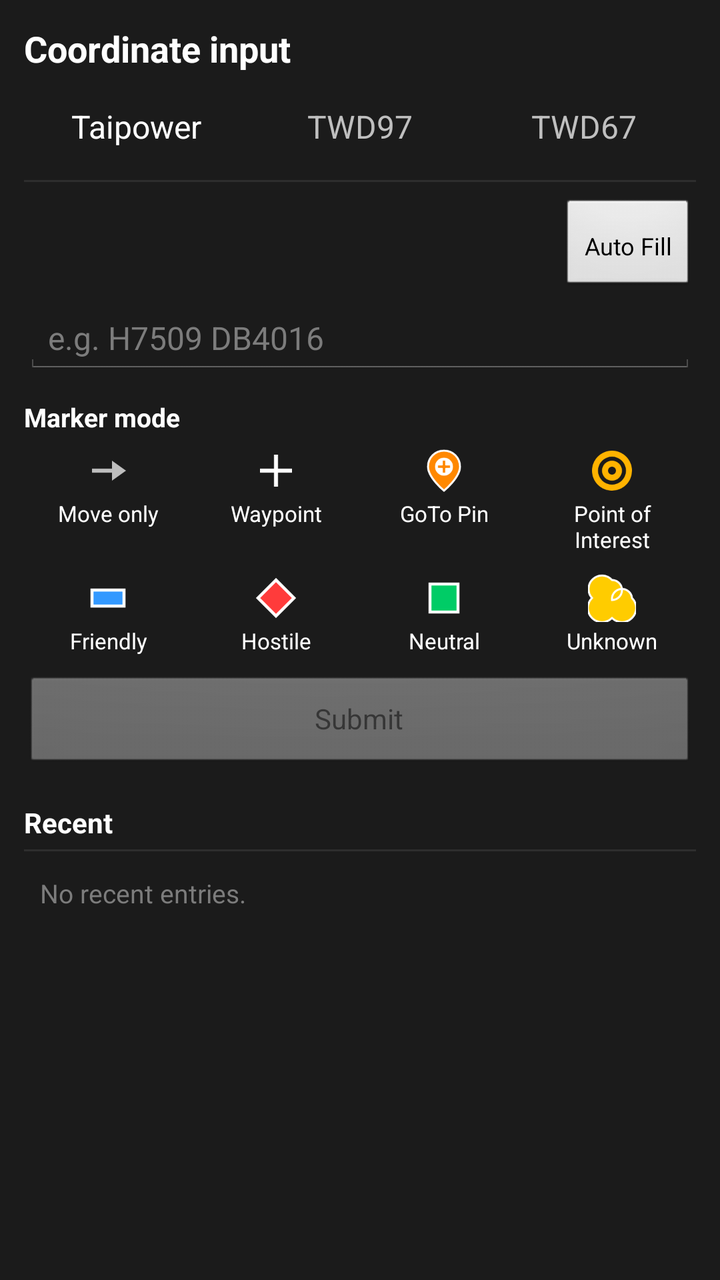
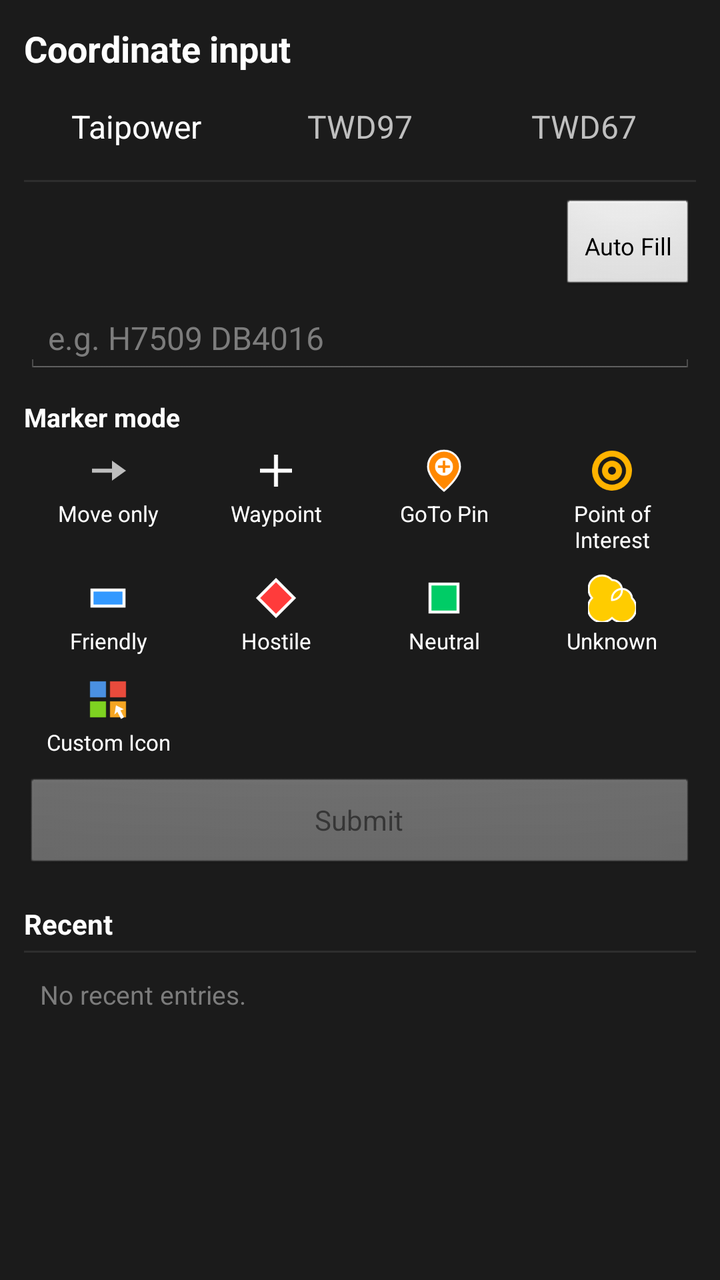

An Android layout rendered at two revisions. The XML below is the earlier revision; the diff shows what the commit changed to produce the second picture.
<!-- AndroidManifest.xml: application theme AppTheme -->
<!-- res/layout/tw_coord_goto.xml -->
<?xml version="1.0" encoding="utf-8"?>
<LinearLayout xmlns:android="http://schemas.android.com/apk/res/android"
    android:id="@+id/goto_root"
    android:layout_width="match_parent"
    android:layout_height="match_parent"
    android:orientation="vertical"
    android:padding="12dp"
    android:background="#1B1B1B">

    <TextView
        android:id="@+id/goto_title"
        android:layout_width="match_parent"
        android:layout_height="wrap_content"
        android:text="@string/goto_title"
        android:textColor="#FFFFFF"
        android:textSize="18sp"
        android:textStyle="bold"
        android:paddingBottom="8dp"/>

    
    <RadioGroup
        android:id="@+id/goto_tabs"
        android:layout_width="match_parent"
        android:layout_height="wrap_content"
        android:orientation="horizontal"
        android:layout_marginBottom="8dp">

        <RadioButton
            android:id="@+id/goto_tab_taipower"
            android:layout_width="0dp"
            android:layout_height="wrap_content"
            android:layout_weight="1"
            android:text="@string/goto_tab_taipower"
            android:textColor="#FFFFFF"
            android:button="@null"
            android:gravity="center"
            android:background="?android:attr/selectableItemBackground"
            android:padding="8dp"
            android:checked="true"/>

        <RadioButton
            android:id="@+id/goto_tab_twd97"
            android:layout_width="0dp"
            android:layout_height="wrap_content"
            android:layout_weight="1"
            android:text="@string/goto_tab_twd97"
            android:textColor="#BFBFBF"
            android:button="@null"
            android:gravity="center"
            android:background="?android:attr/selectableItemBackground"
            android:padding="8dp"/>

        <RadioButton
            android:id="@+id/goto_tab_twd67"
            android:layout_width="0dp"
            android:layout_height="wrap_content"
            android:layout_weight="1"
            android:text="@string/goto_tab_twd67"
            android:textColor="#BFBFBF"
            android:button="@null"
            android:gravity="center"
            android:background="?android:attr/selectableItemBackground"
            android:padding="8dp"/>
    </RadioGroup>

    <View
        android:layout_width="match_parent"
        android:layout_height="1dp"
        android:background="#2E2E2E"
        android:layout_marginBottom="8dp"/>

    
    <LinearLayout
        android:id="@+id/goto_pane_taipower"
        android:layout_width="match_parent"
        android:layout_height="wrap_content"
        android:orientation="vertical"
        android:visibility="visible">

        <Button
            android:id="@+id/goto_autofill_taipower"
            android:layout_width="wrap_content"
            android:layout_height="wrap_content"
            android:layout_gravity="end"
            android:layout_marginBottom="4dp"
            android:minHeight="0dp"
            android:paddingTop="4dp"
            android:paddingBottom="4dp"
            android:paddingStart="12dp"
            android:paddingEnd="12dp"
            android:textSize="12sp"
            android:text="@string/goto_btn_autofill"/>

        <EditText
            android:id="@+id/goto_input_taipower"
            android:layout_width="match_parent"
            android:layout_height="wrap_content"
            android:hint="@string/goto_hint_taipower"
            android:textColor="#FFFFFF"
            android:textColorHint="#7C7C7C"
            android:textSize="16sp"
            android:inputType="textCapCharacters"
            android:maxLines="1"
            android:imeOptions="actionGo"
            android:backgroundTint="#FFFFFF"
            android:autofillHints="postalAddress"/>

        <TextView
            android:id="@+id/goto_error_taipower"
            android:layout_width="match_parent"
            android:layout_height="wrap_content"
            android:textColor="#FF8A80"
            android:textSize="13sp"
            android:paddingTop="4dp"
            android:visibility="gone"/>
    </LinearLayout>

    
    <LinearLayout
        android:id="@+id/goto_pane_twd97"
        android:layout_width="match_parent"
        android:layout_height="wrap_content"
        android:orientation="vertical"
        android:visibility="gone">

        <Button
            android:id="@+id/goto_autofill_twd97"
            android:layout_width="wrap_content"
            android:layout_height="wrap_content"
            android:layout_gravity="end"
            android:layout_marginBottom="4dp"
            android:minHeight="0dp"
            android:paddingTop="4dp"
            android:paddingBottom="4dp"
            android:paddingStart="12dp"
            android:paddingEnd="12dp"
            android:textSize="12sp"
            android:text="@string/goto_btn_autofill"/>

        <EditText
            android:id="@+id/goto_input_twd97_easting"
            android:layout_width="match_parent"
            android:layout_height="wrap_content"
            android:hint="@string/goto_hint_easting"
            android:textColor="#FFFFFF"
            android:textColorHint="#7C7C7C"
            android:textSize="16sp"
            android:inputType="number"
            android:maxLines="1"
            android:backgroundTint="#FFFFFF"
            android:autofillHints="postalAddress"/>

        <EditText
            android:id="@+id/goto_input_twd97_northing"
            android:layout_width="match_parent"
            android:layout_height="wrap_content"
            android:layout_marginTop="6dp"
            android:hint="@string/goto_hint_northing"
            android:textColor="#FFFFFF"
            android:textColorHint="#7C7C7C"
            android:textSize="16sp"
            android:inputType="number"
            android:maxLines="1"
            android:backgroundTint="#FFFFFF"
            android:autofillHints="postalAddress"/>

        <TextView
            android:layout_width="match_parent"
            android:layout_height="wrap_content"
            android:layout_marginTop="6dp"
            android:text="@string/goto_zone_label"
            android:textColor="#BFBFBF"
            android:textSize="13sp"/>

        <RadioGroup
            android:id="@+id/goto_zone_twd97"
            android:layout_width="match_parent"
            android:layout_height="wrap_content"
            android:orientation="horizontal">
            <RadioButton
                android:id="@+id/goto_zone_twd97_121"
                android:layout_width="0dp"
                android:layout_height="wrap_content"
                android:layout_weight="1"
                android:text="@string/goto_zone_121"
                android:textColor="#FFFFFF"
                android:checked="true"/>
            <RadioButton
                android:id="@+id/goto_zone_twd97_119"
                android:layout_width="0dp"
                android:layout_height="wrap_content"
                android:layout_weight="1"
                android:text="@string/goto_zone_119"
                android:textColor="#FFFFFF"/>
        </RadioGroup>

        <TextView
            android:id="@+id/goto_advisory_twd97"
            android:layout_width="match_parent"
            android:layout_height="wrap_content"
            android:layout_marginTop="4dp"
            android:text="@string/goto_outer_island_advisory"
            android:textColor="#FFB74D"
            android:textSize="12sp"
            android:visibility="gone"/>

        <TextView
            android:id="@+id/goto_error_twd97"
            android:layout_width="match_parent"
            android:layout_height="wrap_content"
            android:textColor="#FF8A80"
            android:textSize="13sp"
            android:paddingTop="4dp"
            android:visibility="gone"/>
    </LinearLayout>

    
    <LinearLayout
        android:id="@+id/goto_pane_twd67"
        android:layout_width="match_parent"
        android:layout_height="wrap_content"
        android:orientation="vertical"
        android:visibility="gone">

        <Button
            android:id="@+id/goto_autofill_twd67"
            android:layout_width="wrap_content"
            android:layout_height="wrap_content"
            android:layout_gravity="end"
            android:layout_marginBottom="4dp"
            android:minHeight="0dp"
            android:paddingTop="4dp"
            android:paddingBottom="4dp"
            android:paddingStart="12dp"
            android:paddingEnd="12dp"
            android:textSize="12sp"
            android:text="@string/goto_btn_autofill"/>

        <EditText
            android:id="@+id/goto_input_twd67_easting"
            android:layout_width="match_parent"
            android:layout_height="wrap_content"
            android:hint="@string/goto_hint_easting"
            android:textColor="#FFFFFF"
            android:textColorHint="#7C7C7C"
            android:textSize="16sp"
            android:inputType="number"
            android:maxLines="1"
            android:backgroundTint="#FFFFFF"
            android:autofillHints="postalAddress"/>

        <EditText
            android:id="@+id/goto_input_twd67_northing"
            android:layout_width="match_parent"
            android:layout_height="wrap_content"
            android:layout_marginTop="6dp"
            android:hint="@string/goto_hint_northing"
            android:textColor="#FFFFFF"
            android:textColorHint="#7C7C7C"
            android:textSize="16sp"
            android:inputType="number"
            android:maxLines="1"
            android:backgroundTint="#FFFFFF"
            android:autofillHints="postalAddress"/>

        <TextView
            android:layout_width="match_parent"
            android:layout_height="wrap_content"
            android:layout_marginTop="6dp"
            android:text="@string/goto_zone_label"
            android:textColor="#BFBFBF"
            android:textSize="13sp"/>

        <RadioGroup
            android:id="@+id/goto_zone_twd67"
            android:layout_width="match_parent"
            android:layout_height="wrap_content"
            android:orientation="horizontal">
            <RadioButton
                android:id="@+id/goto_zone_twd67_121"
                android:layout_width="0dp"
                android:layout_height="wrap_content"
                android:layout_weight="1"
                android:text="@string/goto_zone_121"
                android:textColor="#FFFFFF"
                android:checked="true"/>
            <RadioButton
                android:id="@+id/goto_zone_twd67_119"
                android:layout_width="0dp"
                android:layout_height="wrap_content"
                android:layout_weight="1"
                android:text="@string/goto_zone_119"
                android:textColor="#FFFFFF"/>
        </RadioGroup>

        <TextView
            android:id="@+id/goto_advisory_twd67"
            android:layout_width="match_parent"
            android:layout_height="wrap_content"
            android:layout_marginTop="4dp"
            android:text="@string/goto_outer_island_advisory"
            android:textColor="#FFB74D"
            android:textSize="12sp"
            android:visibility="gone"/>

        <TextView
            android:id="@+id/goto_error_twd67"
            android:layout_width="match_parent"
            android:layout_height="wrap_content"
            android:textColor="#FF8A80"
            android:textSize="13sp"
            android:paddingTop="4dp"
            android:visibility="gone"/>
    </LinearLayout>

    
    <TextView
        android:id="@+id/goto_marker_mode_header"
        android:layout_width="match_parent"
        android:layout_height="wrap_content"
        android:layout_marginTop="12dp"
        android:text="@string/goto_marker_mode_header"
        android:textColor="#FFFFFF"
        android:textSize="13sp"
        android:textStyle="bold"/>

    <LinearLayout
        android:layout_width="match_parent"
        android:layout_height="wrap_content"
        android:orientation="horizontal"
        android:layout_marginTop="2dp">
        <RadioButton
            android:id="@+id/goto_mode_move"
            android:layout_width="0dp"
            android:layout_height="wrap_content"
            android:layout_weight="1"
            android:text="@string/goto_mode_move"
            android:textColor="#FFFFFF"
            android:textSize="11sp"
            android:button="@null"
            android:drawableTop="@drawable/ic_marker_move"
            android:drawablePadding="2dp"
            android:gravity="center"
            android:padding="4dp"
            android:checked="true"/>
        <RadioButton
            android:id="@+id/goto_mode_waypoint"
            android:layout_width="0dp"
            android:layout_height="wrap_content"
            android:layout_weight="1"
            android:text="@string/goto_mode_waypoint"
            android:textColor="#FFFFFF"
            android:textSize="11sp"
            android:button="@null"
            android:drawableTop="@drawable/ic_marker_waypoint"
            android:drawablePadding="2dp"
            android:gravity="center"
            android:padding="4dp"/>
        <RadioButton
            android:id="@+id/goto_mode_mission"
            android:layout_width="0dp"
            android:layout_height="wrap_content"
            android:layout_weight="1"
            android:text="@string/goto_mode_mission"
            android:textColor="#FFFFFF"
            android:textSize="11sp"
            android:button="@null"
            android:drawableTop="@drawable/ic_marker_mission"
            android:drawablePadding="2dp"
            android:gravity="center"
            android:padding="4dp"/>
        <RadioButton
            android:id="@+id/goto_mode_spi"
            android:layout_width="0dp"
            android:layout_height="wrap_content"
            android:layout_weight="1"
            android:text="@string/goto_mode_spi"
            android:textColor="#FFFFFF"
            android:textSize="11sp"
            android:button="@null"
            android:drawableTop="@drawable/ic_marker_spi"
            android:drawablePadding="2dp"
            android:gravity="center"
            android:padding="4dp"/>
    </LinearLayout>

    <LinearLayout
        android:layout_width="match_parent"
        android:layout_height="wrap_content"
        android:orientation="horizontal"
        android:layout_marginTop="2dp">
        <RadioButton
            android:id="@+id/goto_mode_friendly"
            android:layout_width="0dp"
            android:layout_height="wrap_content"
            android:layout_weight="1"
            android:text="@string/goto_mode_friendly"
            android:textColor="#FFFFFF"
            android:textSize="11sp"
            android:button="@null"
            android:drawableTop="@drawable/ic_marker_friendly"
            android:drawablePadding="2dp"
            android:gravity="center"
            android:padding="4dp"/>
        <RadioButton
            android:id="@+id/goto_mode_hostile"
            android:layout_width="0dp"
            android:layout_height="wrap_content"
            android:layout_weight="1"
            android:text="@string/goto_mode_hostile"
            android:textColor="#FFFFFF"
            android:textSize="11sp"
            android:button="@null"
            android:drawableTop="@drawable/ic_marker_hostile"
            android:drawablePadding="2dp"
            android:gravity="center"
            android:padding="4dp"/>
        <RadioButton
            android:id="@+id/goto_mode_neutral"
            android:layout_width="0dp"
            android:layout_height="wrap_content"
            android:layout_weight="1"
            android:text="@string/goto_mode_neutral"
            android:textColor="#FFFFFF"
            android:textSize="11sp"
            android:button="@null"
            android:drawableTop="@drawable/ic_marker_neutral"
            android:drawablePadding="2dp"
            android:gravity="center"
            android:padding="4dp"/>
        <RadioButton
            android:id="@+id/goto_mode_unknown"
            android:layout_width="0dp"
            android:layout_height="wrap_content"
            android:layout_weight="1"
            android:text="@string/goto_mode_unknown"
            android:textColor="#FFFFFF"
            android:textSize="11sp"
            android:button="@null"
            android:drawableTop="@drawable/ic_marker_unknown"
            android:drawablePadding="2dp"
            android:gravity="center"
            android:padding="4dp"/>
    </LinearLayout>

    
    <Button
        android:id="@+id/goto_btn_submit"
        android:layout_width="match_parent"
        android:layout_height="wrap_content"
        android:layout_marginTop="6dp"
        android:text="@string/goto_btn_submit"
        android:enabled="false"/>

    
    <LinearLayout
        android:id="@+id/goto_recent_section"
        android:layout_width="match_parent"
        android:layout_height="wrap_content"
        android:orientation="vertical"
        android:layout_marginTop="16dp">

        <TextView
            android:id="@+id/goto_recent_header"
            android:layout_width="match_parent"
            android:layout_height="wrap_content"
            android:text="@string/goto_recent_header"
            android:textColor="#FFFFFF"
            android:textSize="14sp"
            android:textStyle="bold"/>

        <View
            android:layout_width="match_parent"
            android:layout_height="1dp"
            android:background="#2E2E2E"
            android:layout_marginTop="4dp"
            android:layout_marginBottom="4dp"/>

        <TextView
            android:id="@+id/goto_recent_empty"
            android:layout_width="match_parent"
            android:layout_height="wrap_content"
            android:text="@string/goto_recent_empty"
            android:textColor="#7C7C7C"
            android:textSize="13sp"
            android:padding="8dp"/>

        <LinearLayout
            android:id="@+id/goto_recent_list"
            android:layout_width="match_parent"
            android:layout_height="wrap_content"
            android:orientation="vertical"/>
    </LinearLayout>

</LinearLayout>
<!-- resources referenced by this layout -->
<resources>
  <!-- drawable ic_marker_move (drawable) -->
  <?xml version="1.0" encoding="utf-8"?>
  <vector xmlns:android="http://schemas.android.com/apk/res/android"
      android:width="24dp"
      android:height="24dp"
      android:viewportWidth="24"
      android:viewportHeight="24">
      <path
          android:fillColor="#BFBFBF"
          android:pathData="M4,11 L14,11 L14,7 L21,12 L14,17 L14,13 L4,13 Z"/>
  </vector>
  <!-- drawable ic_marker_neutral (drawable) -->
  <?xml version="1.0" encoding="utf-8"?>
  <vector xmlns:android="http://schemas.android.com/apk/res/android"
      android:width="24dp"
      android:height="24dp"
      android:viewportWidth="24"
      android:viewportHeight="24">
      <path
          android:fillColor="#00CC66"
          android:strokeColor="#FFFFFF"
          android:strokeWidth="1.5"
          android:pathData="M5,5 L19,5 L19,19 L5,19 Z"/>
  </vector>
  <!-- drawable ic_marker_waypoint (drawable) -->
  <?xml version="1.0" encoding="utf-8"?>
  <vector xmlns:android="http://schemas.android.com/apk/res/android"
      android:width="24dp"
      android:height="24dp"
      android:viewportWidth="24"
      android:viewportHeight="24">
      <path
          android:fillColor="#FFFFFF"
          android:pathData="M11,4 L13,4 L13,11 L20,11 L20,13 L13,13 L13,20 L11,20 L11,13 L4,13 L4,11 L11,11 Z"/>
  </vector>
  <string name="goto_btn_autofill">Auto Fill</string>
  <string name="goto_btn_submit">Submit</string>
  <string name="goto_hint_easting">Easting (m)</string>
  <string name="goto_hint_northing">Northing (m)</string>
  <string name="goto_hint_taipower">e.g. H7509 DB4016</string>
  <string name="goto_marker_mode_header">Marker mode</string>
  <string name="goto_mode_friendly">Friendly</string>
  <string name="goto_mode_hostile">Hostile</string>
  <string name="goto_mode_mission">GoTo Pin</string>
  <string name="goto_mode_move">Move only</string>
  <string name="goto_mode_neutral">Neutral</string>
  <string name="goto_mode_spi">Point of Interest</string>
  <string name="goto_mode_unknown">Unknown</string>
  <string name="goto_mode_waypoint">Waypoint</string>
  <string name="goto_outer_island_advisory">Outer-island accuracy: ±10–20 m vs the official 7-parameter datum shift.</string>
  <string name="goto_recent_empty">No recent entries.</string>
  <string name="goto_recent_header">Recent</string>
  <string name="goto_tab_taipower">Taipower</string>
  <string name="goto_tab_twd67">TWD67</string>
  <string name="goto_tab_twd97">TWD97</string>
  <string name="goto_title">Coordinate input</string>
  <string name="goto_zone_119">119 (outer island)</string>
  <string name="goto_zone_121">121 (main island)</string>
  <string name="goto_zone_label">Zone</string>
  <style name="AppTheme" parent="@android:style/Theme.Holo">
          <item name="android:buttonStyle">@android:style/Widget.Button</item>
          <item name="android:imageButtonStyle">@android:style/Widget.Button</item>
          <item name="android:buttonStyleToggle">@android:style/Widget.Button</item>
      </style>
  <!-- unchanged entries left out for length: 5 -->
</resources>

<!-- the commit's change to res/layout/tw_coord_goto.xml (unified diff, before → after) -->
@@ -444,6 +444,73 @@
     </LinearLayout>
 
     
+    <LinearLayout
+        android:layout_width="match_parent"
+        android:layout_height="wrap_content"
+        android:orientation="horizontal"
+        android:layout_marginTop="2dp">
+        <RadioButton
+            android:id="@+id/goto_mode_custom_icon"
+            android:layout_width="0dp"
+            android:layout_height="wrap_content"
+            android:layout_weight="1"
+            android:text="@string/goto_mode_custom_icon"
+            android:textColor="#FFFFFF"
+            android:textSize="11sp"
+            android:button="@null"
+            android:drawableTop="@drawable/ic_marker_custom_icon"
+            android:drawablePadding="2dp"
+            android:gravity="center"
+            android:padding="4dp"
+            android:contentDescription="@string/goto_mode_custom_icon"/>
+        <Space
+            android:layout_width="0dp"
+            android:layout_height="wrap_content"
+            android:layout_weight="3"/>
+    </LinearLayout>
+
+    
+    <LinearLayout
+        android:id="@+id/goto_custom_icon_preview"
+        android:layout_width="match_parent"
+        android:layout_height="wrap_content"
+        android:orientation="horizontal"
+        android:gravity="center_vertical"
+        android:padding="6dp"
+        android:layout_marginTop="2dp"
+        android:background="#222222"
+        android:visibility="gone"
+        android:focusable="true"
+        android:clickable="true"
+        android:importantForAccessibility="yes">
+
+        <ImageView
+            android:id="@+id/goto_custom_icon_thumb"
+            android:layout_width="32dp"
+            android:layout_height="32dp"
+            android:scaleType="fitCenter"
+            android:contentDescription="@string/goto_custom_icon_empty"
+            android:layout_marginEnd="8dp"/>
+
+        <TextView
+            android:id="@+id/goto_custom_icon_label"
+            android:layout_width="0dp"
+            android:layout_height="wrap_content"
+            android:layout_weight="1"
+            android:textColor="#FFFFFF"
+            android:textSize="13sp"/>
+
+        <TextView
+            android:id="@+id/goto_custom_icon_hint"
+            android:layout_width="0dp"
+            android:layout_height="wrap_content"
+            android:layout_weight="1"
+            android:textColor="#FFB74D"
+            android:textSize="12sp"
+            android:visibility="gone"/>
+    </LinearLayout>
+
+    
     <Button
         android:id="@+id/goto_btn_submit"
         android:layout_width="match_parent"
<!-- resource entries referenced after the edit -->
@@ -1,5 +1,30 @@
 <!-- resources referenced by this layout -->
 <resources>
+  <!-- drawable ic_marker_custom_icon (drawable) -->
+  <?xml version="1.0" encoding="utf-8"?>
+  <vector xmlns:android="http://schemas.android.com/apk/res/android"
+      android:width="24dp"
+      android:height="24dp"
+      android:viewportWidth="24"
+      android:viewportHeight="24">
+      
+      <path
+          android:fillColor="#4A90E2"
+          android:pathData="M3,3 L11,3 L11,11 L3,11 Z"/>
+      <path
+          android:fillColor="#E94B3C"
+          android:pathData="M13,3 L21,3 L21,11 L13,11 Z"/>
+      <path
+          android:fillColor="#7ED321"
+          android:pathData="M3,13 L11,13 L11,21 L3,21 Z"/>
+      <path
+          android:fillColor="#F5A623"
+          android:pathData="M13,13 L21,13 L21,21 L13,21 Z"/>
+      
+      <path
+          android:fillColor="#FFFFFF"
+          android:pathData="M16,15 L20,17 L18.2,17.5 L20,21 L18.5,21.8 L16.7,18.3 L15.2,19.6 Z"/>
+  </vector>
   <!-- drawable ic_marker_move (drawable) -->
   <?xml version="1.0" encoding="utf-8"?>
   <vector xmlns:android="http://schemas.android.com/apk/res/android"
@@ -37,10 +62,12 @@
   </vector>
   <string name="goto_btn_autofill">Auto Fill</string>
   <string name="goto_btn_submit">Submit</string>
+  <string name="goto_custom_icon_empty">Pick an icon</string>
   <string name="goto_hint_easting">Easting (m)</string>
   <string name="goto_hint_northing">Northing (m)</string>
   <string name="goto_hint_taipower">e.g. H7509 DB4016</string>
   <string name="goto_marker_mode_header">Marker mode</string>
+  <string name="goto_mode_custom_icon">Custom Icon</string>
   <string name="goto_mode_friendly">Friendly</string>
   <string name="goto_mode_hostile">Hostile</string>
   <string name="goto_mode_mission">GoTo Pin</string>
